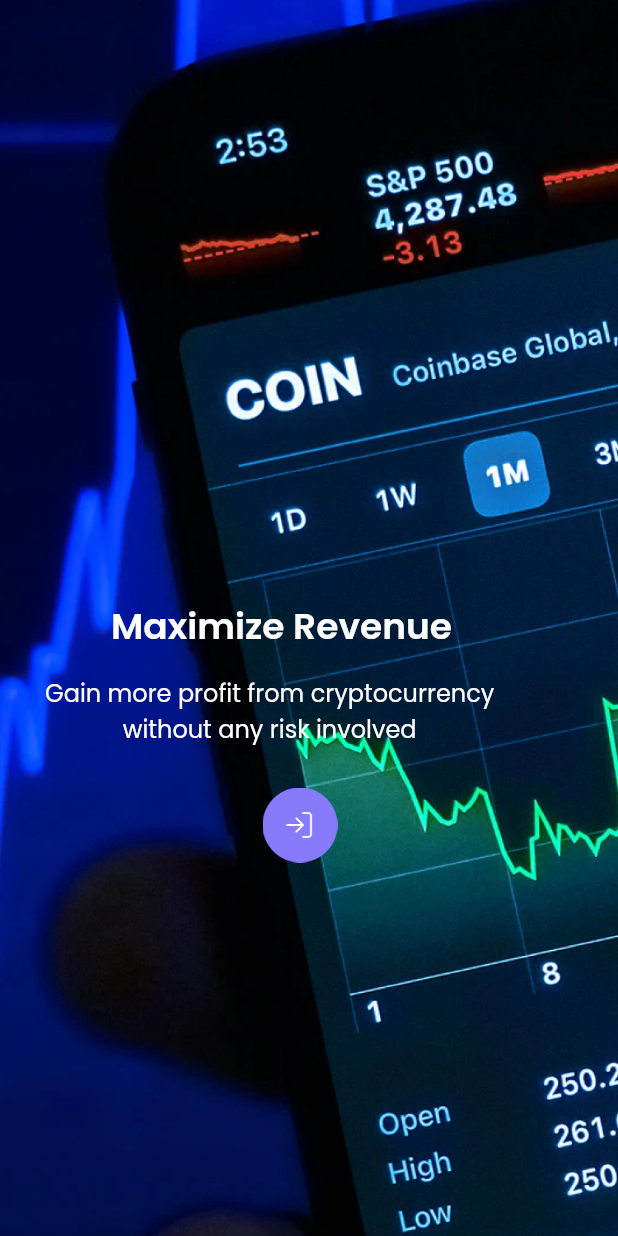
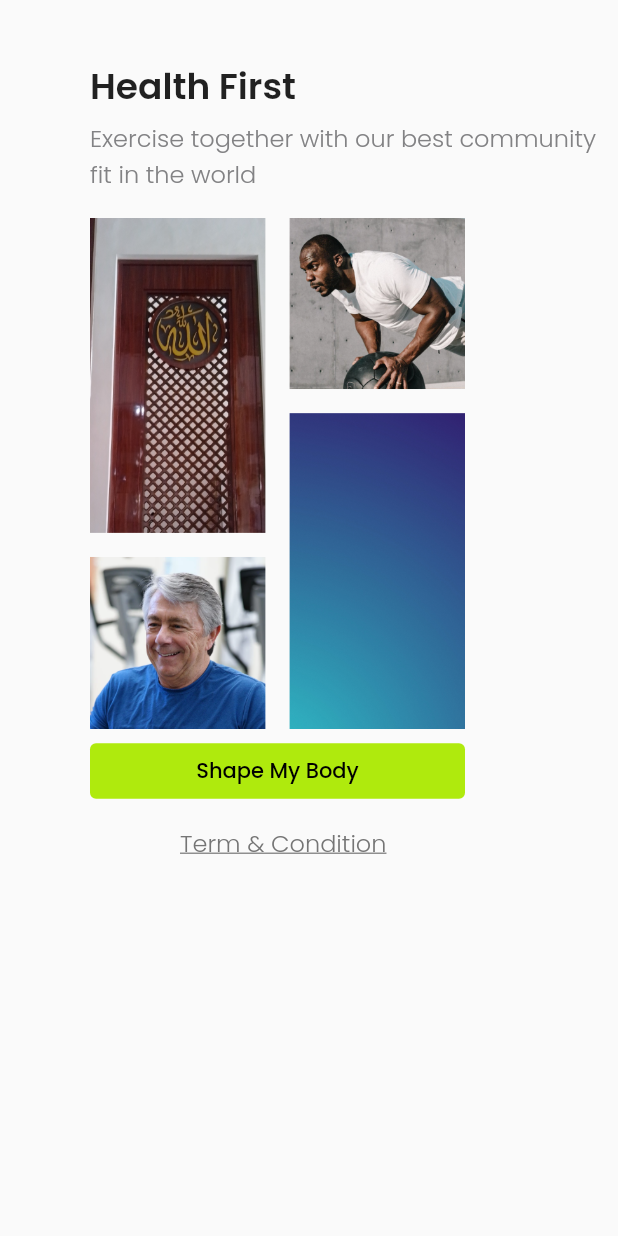
Before and after one commit to farisqadr/sevendays, a Flutter app: the screen it shows after launch, on a phone screen of 412 x 824 dp. Run offline on Flutter 3.47's test engine with Material 2 defaults, Android fonts, the phone set to English and light mode, and no system bars; our stand-ins replace google_fonts.

Commit message:
Challenge day 2

```diff
--- a/lib/main.dart
+++ b/lib/main.dart
@@ -1,11 +1,11 @@
 import 'package:flutter/material.dart';
-import 'package:sevendays/pages/first_started.dart';
+import 'package:sevendays/pages/challenge2.dart';
 
 void main() => runApp(SevenDays());
 
 class SevenDays extends StatelessWidget {
   @override
   Widget build(BuildContext context) {
-    return MaterialApp(debugShowCheckedModeBanner: false, home: FirstStarted());
+    return MaterialApp(debugShowCheckedModeBanner: false, home: ChallengeTwo());
   }
 }
--- /dev/null
+++ b/lib/pages/challenge2.dart
@@ -0,0 +1,65 @@
+import 'package:flutter/material.dart';
+import 'package:google_fonts/google_fonts.dart';
+
+class ChallengeTwo extends StatelessWidget {
+  @override
+  Widget build(BuildContext context) {
+    return Scaffold(
+        body: Stack(
+      children: [
+        Padding(
+          padding: const EdgeInsets.only(top: 40, left: 60),
+          child: Text(
+            'Health First',
+            style:
+                GoogleFonts.poppins(fontSize: 24, fontWeight: FontWeight.w600),
+          ),
+        ),
+        Padding(
+          padding: const EdgeInsets.only(top: 80, left: 60),
+          child: Text(
+            'Exercise together with our best community fit in the world',
+            style: GoogleFonts.poppins(
+                fontSize: 16,
+                fontWeight: FontWeight.w300,
+                color: Color(0xff828284)),
+          ),
+        ),
+        Padding(
+          padding: const EdgeInsets.only(top: 145, left: 60),
+          child: Image.asset(
+            'assets/gridsome.png',
+            width: 250,
+          ),
+        ),
+        Padding(
+          padding: const EdgeInsets.only(top: 490, left: 60),
+          child: TextButton(
+            child: Text("Shape My Body",
+                style: GoogleFonts.poppins(
+                    fontSize: 14, fontWeight: FontWeight.w500)),
+            style: TextButton.styleFrom(
+              primary: Colors.black,
+              minimumSize: Size(250, 36),
+              backgroundColor: Color(0xffAFEA0D),
+            ),
+            onPressed: () {
+              print('Pressed');
+            },
+          ),
+        ),
+        Padding(
+          padding: const EdgeInsets.only(top: 550, left: 120),
+          child: Text(
+            'Term & Condition',
+            style: GoogleFonts.poppins(
+                decoration: TextDecoration.underline,
+                fontSize: 16,
+                fontWeight: FontWeight.w300,
+                color: Color(0xff757575)),
+          ),
+        )
+      ],
+    ));
+  }
+}
--- a/lib/pages/first_started.dart
+++ b/lib/pages/first_started.dart
@@ -36,7 +36,7 @@ class FirstStarted extends StatelessWidget {
             ),
           ),
           Padding(
-            padding: const EdgeInsets.only(top: 525, left: 175),
+            padding: const EdgeInsets.only(top: 525, left: 160),
             child: Image.asset(
               'assets/btn_purple.png',
               width: 50,
```
